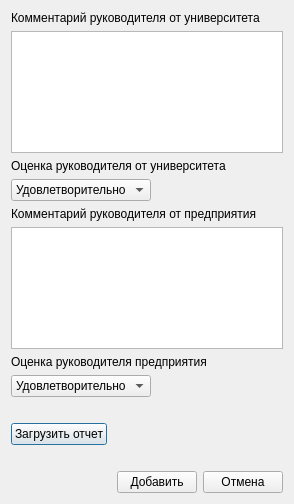
Old version of the form ui/reportwindow.ui in the repository 7enSmile/clientVKR.
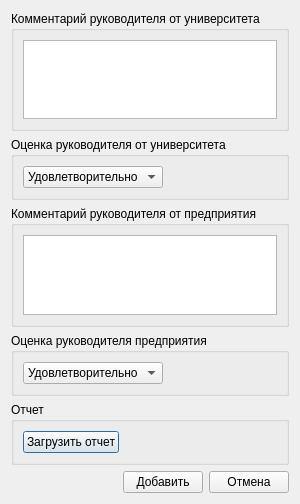
New version of the form.

The edit to the form file:
```diff
--- a/ui/reportwindow.ui
+++ b/ui/reportwindow.ui
@@ -15,30 +15,31 @@
   </property>
   <layout class="QVBoxLayout" name="verticalLayout_7">
    <item>
+    <widget class="QGroupBox" name="groupBox">
+     <property name="title">
+      <string>Комментарий руководителя от университета</string>
+     </property>
+     <layout class="QHBoxLayout" name="horizontalLayout_3">
+      <item>
     <layout class="QVBoxLayout" name="verticalLayout_6">
      <item>
       <layout class="QVBoxLayout" name="verticalLayout_3">
-       <item>
-        <widget class="QLabel" name="label_4">
-         <property name="text">
-          <string>Комментарий руководителя от университета</string>
-         </property>
-        </widget>
-       </item>
        <item>
         <widget class="QPlainTextEdit" name="plainTextEditHeadUniversity"/>
        </item>
       </layout>
      </item>
+       </layout>
+      </item>
+     </layout>
+    </widget>
+   </item>
      <item>
-      <layout class="QVBoxLayout" name="verticalLayout_2">
-       <item>
-        <widget class="QLabel" name="label">
-         <property name="text">
+    <widget class="QGroupBox" name="groupBox_2">
+     <property name="title">
           <string>Оценка руководителя от университета</string>
          </property>
-        </widget>
-       </item>
+     <layout class="QHBoxLayout" name="horizontalLayout_4">
        <item>
         <widget class="QComboBox" name="comboBoxHeadUniversity">
          <property name="maximumSize">
@@ -64,35 +65,44 @@
          </item>
         </widget>
        </item>
-      </layout>
-     </item>
-    </layout>
+      <item>
+       <spacer name="horizontalSpacer_3">
+        <property name="orientation">
+         <enum>Qt::Horizontal</enum>
+        </property>
+        <property name="sizeHint" stdset="0">
+         <size>
+          <width>40</width>
+          <height>20</height>
+         </size>
+        </property>
+       </spacer>
+      </item>
+     </layout>
+    </widget>
    </item>
    <item>
-    <layout class="QVBoxLayout" name="verticalLayout_5">
-     <item>
-      <layout class="QVBoxLayout" name="verticalLayout">
-       <item>
-        <layout class="QVBoxLayout" name="verticalLayout_4">
-         <item>
-          <widget class="QLabel" name="label_3">
-           <property name="text">
+    <widget class="QGroupBox" name="groupBox_3">
+     <property name="title">
             <string>Комментарий руководителя от предприятия</string>
            </property>
-          </widget>
-         </item>
+     <layout class="QVBoxLayout" name="verticalLayout_2">
+      <item>
+       <layout class="QVBoxLayout" name="verticalLayout_4">
          <item>
           <widget class="QPlainTextEdit" name="plainTextEditHEadEmployer"/>
          </item>
         </layout>
        </item>
+     </layout>
+    </widget>
+   </item>
        <item>
-        <widget class="QLabel" name="label_2">
-         <property name="text">
+    <widget class="QGroupBox" name="groupBox_4">
+     <property name="title">
           <string>Оценка руководителя предприятия</string>
          </property>
-        </widget>
-       </item>
+     <layout class="QHBoxLayout" name="horizontalLayout_5">
        <item>
         <widget class="QComboBox" name="comboBoxHEadEmployer">
          <property name="maximumSize">
@@ -118,26 +128,28 @@
          </item>
         </widget>
        </item>
-      </layout>
-     </item>
-    </layout>
-   </item>
    <item>
-    <spacer name="verticalSpacer">
+       <spacer name="horizontalSpacer_4">
      <property name="orientation">
-      <enum>Qt::Vertical</enum>
-     </property>
-     <property name="sizeType">
-      <enum>QSizePolicy::Fixed</enum>
+         <enum>Qt::Horizontal</enum>
      </property>
      <property name="sizeHint" stdset="0">
       <size>
-       <width>20</width>
+          <width>110</width>
        <height>20</height>
       </size>
      </property>
     </spacer>
    </item>
+     </layout>
+    </widget>
+   </item>
+   <item>
+    <widget class="QGroupBox" name="groupBox_5">
+     <property name="title">
+      <string>Отчет</string>
+     </property>
+     <layout class="QHBoxLayout" name="horizontalLayout_6">
    <item>
     <layout class="QHBoxLayout" name="horizontalLayout_2">
      <item>
@@ -162,21 +174,8 @@
      </item>
     </layout>
    </item>
-   <item>
-    <spacer name="verticalSpacer_2">
-     <property name="orientation">
-      <enum>Qt::Vertical</enum>
-     </property>
-     <property name="sizeType">
-      <enum>QSizePolicy::Fixed</enum>
-     </property>
-     <property name="sizeHint" stdset="0">
-      <size>
-       <width>20</width>
-       <height>20</height>
-      </size>
-     </property>
-    </spacer>
+     </layout>
+    </widget>
    </item>
    <item>
     <layout class="QHBoxLayout" name="horizontalLayout">
```
Lines whose indentation alone changed are shown as unchanged.
